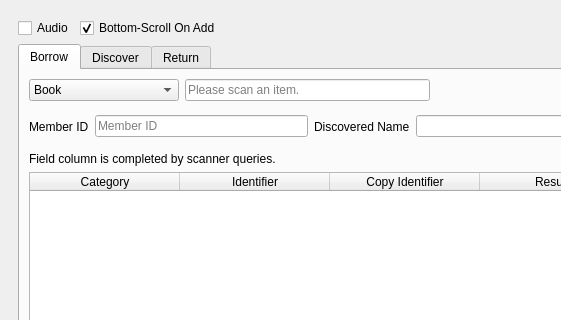
Qt form UI/biblioteq_batch_activities_browser.ui (textbrowser/biblioteq) before a commit; both pictures show x 0 to 561 and y 0 to 320 of the 750 by 500 pixel window.
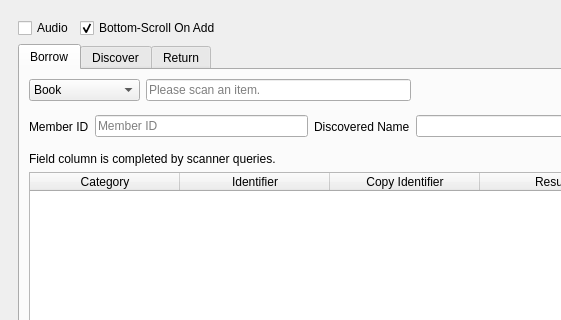
The same form after that commit. Icons and pictures are not drawn.

Commit message: Icons. Uniform widths.

Patch:
```diff
--- a/UI/biblioteq_batch_activities_browser.ui
+++ b/UI/biblioteq_batch_activities_browser.ui
@@ -76,12 +76,6 @@
             <layout class="QHBoxLayout" name="horizontalLayout_4">
              <item>
               <widget class="QComboBox" name="borrow_scan_type">
-               <property name="minimumSize">
-                <size>
-                 <width>150</width>
-                 <height>0</height>
-                </size>
-               </property>
                <property name="currentText">
                 <string>Book</string>
                </property>
```
The commit also changes 17 other files.
